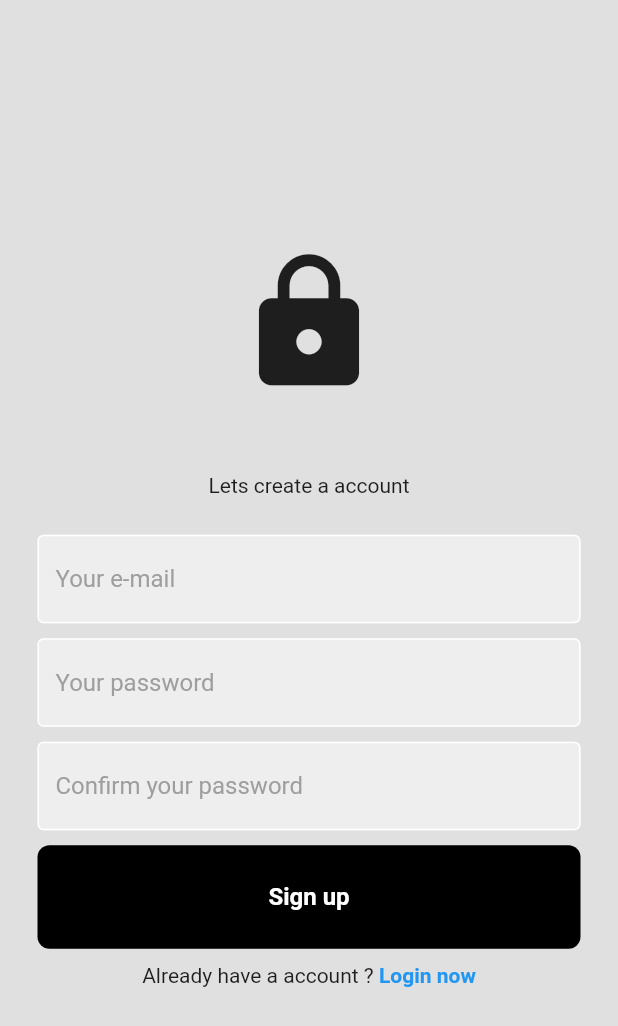
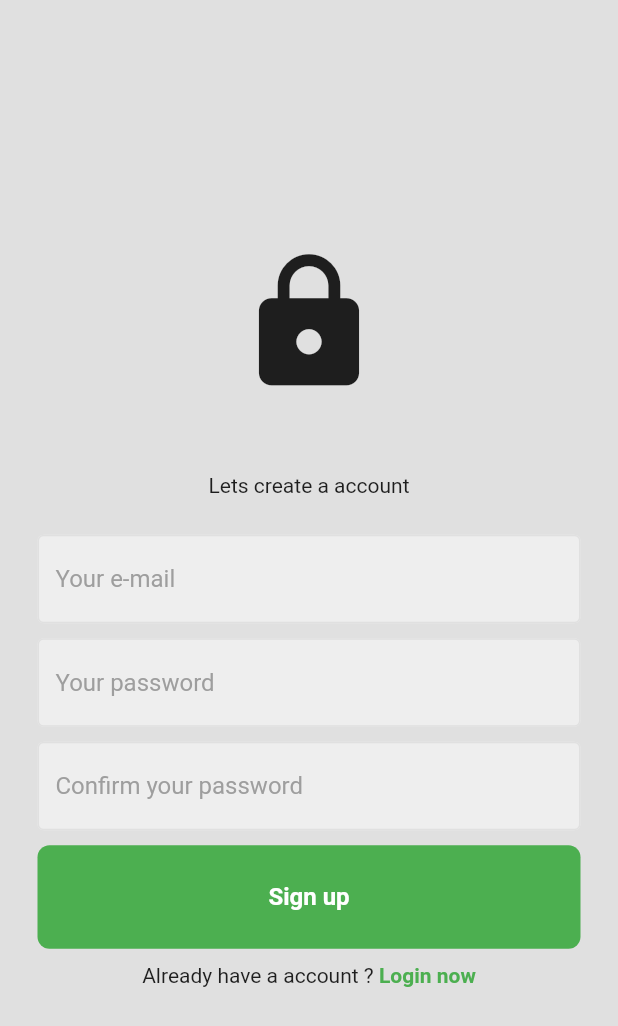
Before and after one commit to ryanoliveir/academic-socialif-flutter, a Flutter app: the screen it shows after launch, after a tap on "Register now", on a phone screen of 412 x 824 dp. Shown: the top 1026 px of the screen. Run offline on Flutter 3.47's test engine with Material 2 defaults, Android fonts, the phone set to English and light mode, and no system bars; our stand-ins replace cloud_firestore, firebase_auth, firebase_core, firebase_storage, hexcolor, image_picker; accounts and stored records are empty; network calls fail.

Commit message:
ui: change actions colors

```diff
--- a/lib/components/button.dart
+++ b/lib/components/button.dart
@@ -1,4 +1,5 @@
 import 'package:flutter/material.dart';
+import 'package:hexcolor/hexcolor.dart';
 
 
 class Button extends StatelessWidget {
@@ -18,7 +19,7 @@ class Button extends StatelessWidget {
       child: Container(
         padding: const EdgeInsets.all(25),
         decoration:  BoxDecoration(
-          color: Colors.black,
+          color: HexColor('#4CAF50'),
           borderRadius: BorderRadius.circular(8),
         ),
         child: Center(child: Text(text, style: const TextStyle(color: Colors.white,fontSize: 16, fontWeight: FontWeight.bold))),
--- a/lib/components/commment_button.dart
+++ b/lib/components/commment_button.dart
@@ -1,6 +1,7 @@
 
 
 import 'package:flutter/material.dart';
+import 'package:hexcolor/hexcolor.dart';
 
 class CommentButton extends StatelessWidget {
 
@@ -16,7 +17,7 @@ class CommentButton extends StatelessWidget {
   Widget build(BuildContext context) {
     return GestureDetector(
       onTap: onTap,
-      child: const Icon(Icons.comment, color: Colors.grey),
+      child: Icon(Icons.comment, color: HexColor('#4CAF50'),),
     );
   }
 }
--- a/lib/components/drawer_list.dart
+++ b/lib/components/drawer_list.dart
@@ -1,6 +1,7 @@
 
 
 import 'package:flutter/material.dart';
+import 'package:hexcolor/hexcolor.dart';
 
 class DrawerList extends StatelessWidget {
   final IconData icon;
@@ -19,7 +20,7 @@ class DrawerList extends StatelessWidget {
     return Padding(
       padding: const EdgeInsets.only(left: 10.0),
       child: ListTile(
-        leading: Icon(icon, color: Colors.white),
+        leading: Icon(icon, color: HexColor('#4CAF50')),
         onTap: onTap,
         textColor: Colors.white,
         title: Text(textTitle)
--- a/lib/components/input.dart
+++ b/lib/components/input.dart
@@ -1,4 +1,5 @@
 import 'package:flutter/material.dart';
+import 'package:hexcolor/hexcolor.dart';
 
 
 
@@ -20,12 +21,14 @@ class Input extends StatelessWidget {
     return TextField(
       controller: controller,
       obscureText: isObscureText,
+      cursorColor: Colors.white,
       decoration: InputDecoration(
-        enabledBorder: const OutlineInputBorder(
-          borderSide: BorderSide(color: Colors.white)
+
+        enabledBorder:  OutlineInputBorder(
+          borderSide: BorderSide(color: Theme.of(context).colorScheme.secondary)
         ),
         focusedBorder: OutlineInputBorder(
-          borderSide: BorderSide(color: Theme.of(context).colorScheme.secondary)
+          borderSide: BorderSide(color: HexColor('#4CAF50'))
         ),
         fillColor: Theme.of(context).colorScheme.primary,
         filled: true,
--- a/lib/components/like_button.dart
+++ b/lib/components/like_button.dart
@@ -1,6 +1,7 @@
 
 
 import 'package:flutter/material.dart';
+import 'package:hexcolor/hexcolor.dart';
 
 class LikeButton extends StatelessWidget {
 
@@ -20,7 +21,7 @@ class LikeButton extends StatelessWidget {
 
       child: Icon(
         isLiked? Icons.favorite: Icons.favorite_outline,
-        color: isLiked? Colors.red: Colors.grey
+        color: isLiked? HexColor('#4CAF50'): Colors.grey
         ),
     );
   }
--- a/lib/components/post_card.dart
+++ b/lib/components/post_card.dart
@@ -229,7 +229,7 @@ class _PostCardState extends State<PostCard> {
 
                 return Comment(
                     text: commentData['content'],
-                    user: commentData['author'],
+                    user: commentData['author'].split('@')[0],
                     time:  formatData(commentData['time'])
                   );
               }).toList()
--- a/lib/components/text_box.dart
+++ b/lib/components/text_box.dart
@@ -1,6 +1,7 @@
 
 
 import 'package:flutter/material.dart';
+import 'package:hexcolor/hexcolor.dart';
 
 class TextBox extends StatelessWidget {
 
@@ -31,7 +32,7 @@ class TextBox extends StatelessWidget {
             mainAxisAlignment: MainAxisAlignment.spaceBetween,
             children: [
               Text(sectionName, style: TextStyle(color: Colors.grey[500])),
-              IconButton(onPressed: onTap, icon: Icon(Icons.settings, color: Colors.grey[400]))
+              IconButton(onPressed: onTap, icon: Icon(Icons.settings, color: HexColor('#4CAF50')))
             ]
           ),
           Text(text),
--- a/lib/screens/home_page.dart
+++ b/lib/screens/home_page.dart
@@ -1,6 +1,7 @@
 import 'package:cloud_firestore/cloud_firestore.dart';
 import 'package:firebase_auth/firebase_auth.dart';
 import 'package:flutter/material.dart';
+import 'package:hexcolor/hexcolor.dart';
 import 'package:social_if/components/drawer_custom.dart';
 import 'package:social_if/components/input.dart';
 import 'package:social_if/components/post_card.dart';
@@ -127,7 +128,7 @@ class _HomeState extends State<Home> {
                   ),
                   IconButton(
                     onPressed: makePost,
-                    icon: const Icon(Icons.send)
+                    icon: Icon(Icons.send, color: HexColor('#4CAF50'))
                   )
                 ],
               ),
--- a/lib/screens/login_page.dart
+++ b/lib/screens/login_page.dart
@@ -1,5 +1,6 @@
 import 'package:firebase_auth/firebase_auth.dart';
 import 'package:flutter/material.dart';
+import 'package:hexcolor/hexcolor.dart';
 import 'package:social_if/components/button.dart';
 import 'package:social_if/components/input.dart';
 
@@ -65,7 +66,7 @@ class _LoginState extends State<Login> {
   @override
   Widget build(BuildContext context) {
     return Scaffold(
-      backgroundColor: Colors.grey[300],
+      backgroundColor: Theme.of(context).colorScheme.background,
       body: SafeArea(
         child:  Padding(
           padding: const EdgeInsets.all(25.0),
@@ -113,7 +114,7 @@ class _LoginState extends State<Login> {
                     const Text('Doesn\'t have account ?'),
                     GestureDetector(
                       onTap: widget.onTap,
-                      child:const Text(' Register now', style: TextStyle(fontWeight: FontWeight.bold, color: Colors.blue)),
+                      child: Text(' Register now', style: TextStyle(fontWeight: FontWeight.bold, color: HexColor('#4CAF50'))),
                     ),
 
                   ],)
--- a/lib/screens/register_page.dart
+++ b/lib/screens/register_page.dart
@@ -1,6 +1,7 @@
 import 'package:cloud_firestore/cloud_firestore.dart';
 import 'package:firebase_auth/firebase_auth.dart';
 import 'package:flutter/material.dart';
+import 'package:hexcolor/hexcolor.dart';
 import 'package:social_if/components/button.dart';
 import 'package:social_if/components/input.dart';
 
@@ -29,7 +30,7 @@ class _RegisterState extends State<Register> {
   void signUp () async {
 
 
-    // BuildContext? localContext = context;
+    BuildContext? localContext = context;
 
     showDialog(context: context,
     builder: (context) => const Center(
@@ -61,14 +62,15 @@ class _RegisterState extends State<Register> {
         .doc(userCredential.user!.email)
         .set({
           'username': _emailInputController.text.split('@')[0],
-          'bio': 'Empty bio...'
+          'bio': 'Empty bio...',
+          'profileImageURL': ''
         });
 
 
-      if(context.mounted) Navigator.pop(context);
+      if(localContext.mounted) Navigator.pop(context);
 
     } on FirebaseAuthException catch(e){
-       if(context.mounted) Navigator.pop(context);
+       if(localContext.mounted) Navigator.pop(context);
       registerError(e.code);
     }
 
@@ -89,7 +91,7 @@ class _RegisterState extends State<Register> {
   @override
   Widget build(BuildContext context) {
     return Scaffold(
-      backgroundColor: Colors.grey[300],
+      backgroundColor: Theme.of(context).colorScheme.background,
       body: SafeArea(
         child:  Padding(
           padding: const EdgeInsets.all(25.0),
@@ -145,7 +147,7 @@ class _RegisterState extends State<Register> {
                     const Text('Already have a account ?'),
                     GestureDetector(
                       onTap: widget.onTap,
-                      child:const Text(' Login now', style: TextStyle(fontWeight: FontWeight.bold, color: Colors.blue)),
+                      child: Text(' Login now', style: TextStyle(fontWeight: FontWeight.bold, color: HexColor('#4CAF50'))),
                     ),
                   ],)
 
--- a/lib/theme/dark_theme.dart
+++ b/lib/theme/dark_theme.dart
@@ -1,4 +1,3 @@
-
 import 'package:flutter/material.dart';
 
 
@@ -12,5 +11,6 @@ ThemeData darkTheme = ThemeData(
     background: Colors.black,
     primary: Colors.grey[900]!,
     secondary: Colors.grey[800]!,
+
   )
 );
--- a/pubspec.yaml
+++ b/pubspec.yaml
@@ -38,6 +38,9 @@ dependencies:
   firebase_core: ^2.23.0
   firebase_auth: ^4.14.1
   cloud_firestore: ^4.13.2
+  firebase_storage: ^11.5.2
+  image_picker: ^1.0.4
+  hexcolor: ^3.0.1
 
 dev_dependencies:
   flutter_test:
```
Also changed, not shown: lib/components/profile_picture.dart (added, +50 -0 lines), lib/screens/profile_page.dart (+108 -25 lines), pubspec.lock, 1 other file.
